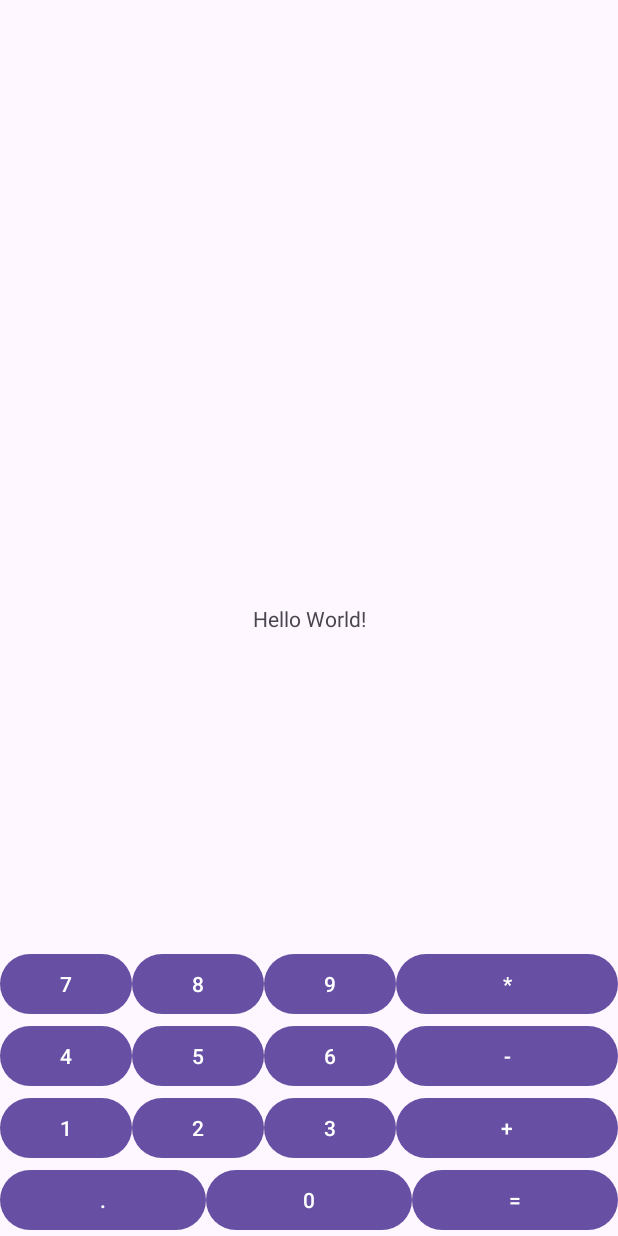
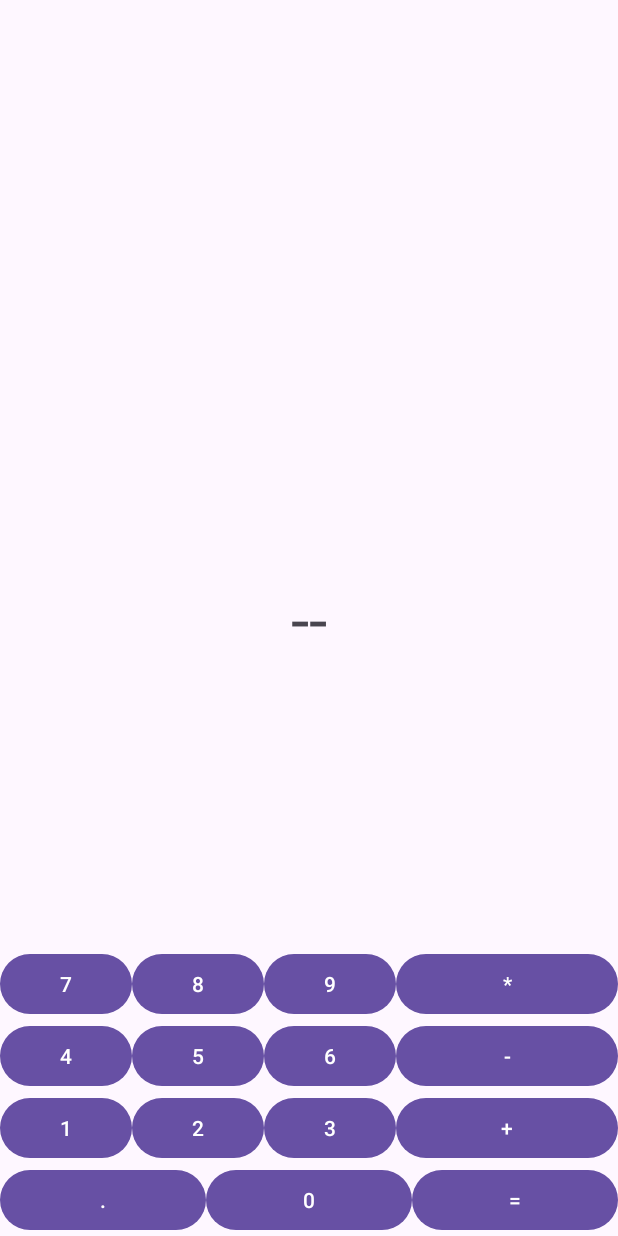
Before and after one commit to Karpenko-Oleksandr/calculator, an Android app: the screen it shows after launch (MainActivity), on a phone screen of 412 x 824 dp. Run offline under Robolectric (Android 15) with nearby library versions, the phone set to English and light mode, and no system bars.

Commit message:
findViewById for all buttons

```diff
--- a/app/src/main/java/com/example/calculator/MainActivity.kt
+++ b/app/src/main/java/com/example/calculator/MainActivity.kt
@@ -1,6 +1,8 @@
 package com.example.calculator
 
 import android.os.Bundle
+import android.widget.Button
+import android.widget.TextView
 import androidx.activity.enableEdgeToEdge
 import androidx.appcompat.app.AppCompatActivity
 import androidx.core.view.ViewCompat
@@ -16,5 +18,24 @@ class MainActivity : AppCompatActivity() {
             v.setPadding(systemBars.left, systemBars.top, systemBars.right, systemBars.bottom)
             insets
         }
+
+        val zeroButton = findViewById<Button>(R.id.zero_button)
+        val oneButton = findViewById<Button>(R.id.one_number)
+        val twoButton = findViewById<Button>(R.id.two_number)
+        val threeButton = findViewById<Button>(R.id.three_number)
+        val fourButton = findViewById<Button>(R.id.four_number)
+        val fiveButton = findViewById<Button>(R.id.five_number)
+        val sixButton = findViewById<Button>(R.id.six_number)
+        val sevenButton = findViewById<Button>(R.id.seven_number)
+        val eightButton = findViewById<Button>(R.id.eight_number)
+        val nineButton = findViewById<Button>(R.id.nine_number)
+        val pointButton = findViewById<Button>(R.id.point_button)
+
+        val equalButton = findViewById<Button>(R.id.equal_button)
+        val minusButton = findViewById<Button>(R.id.minus_button)
+        val plusButton = findViewById<Button>(R.id.plus_button)
+        val multiplyButton = findViewById<Button>(R.id.multiply_button)
+
+        val resultTextView = findViewById<TextView>(R.id.result_textView)
     }
 }
--- a/app/src/main/res/layout/activity_main.xml
+++ b/app/src/main/res/layout/activity_main.xml
@@ -8,9 +8,11 @@
     tools:context=".MainActivity">
 
     <TextView
+        android:id="@+id/result_textView"
         android:layout_width="wrap_content"
         android:layout_height="wrap_content"
-        android:text="Hello World!"
+        android:text="--"
+        android:textSize="44sp"
         app:layout_constraintBottom_toBottomOf="parent"
         app:layout_constraintEnd_toEndOf="parent"
         app:layout_constraintStart_toStartOf="parent"
```
